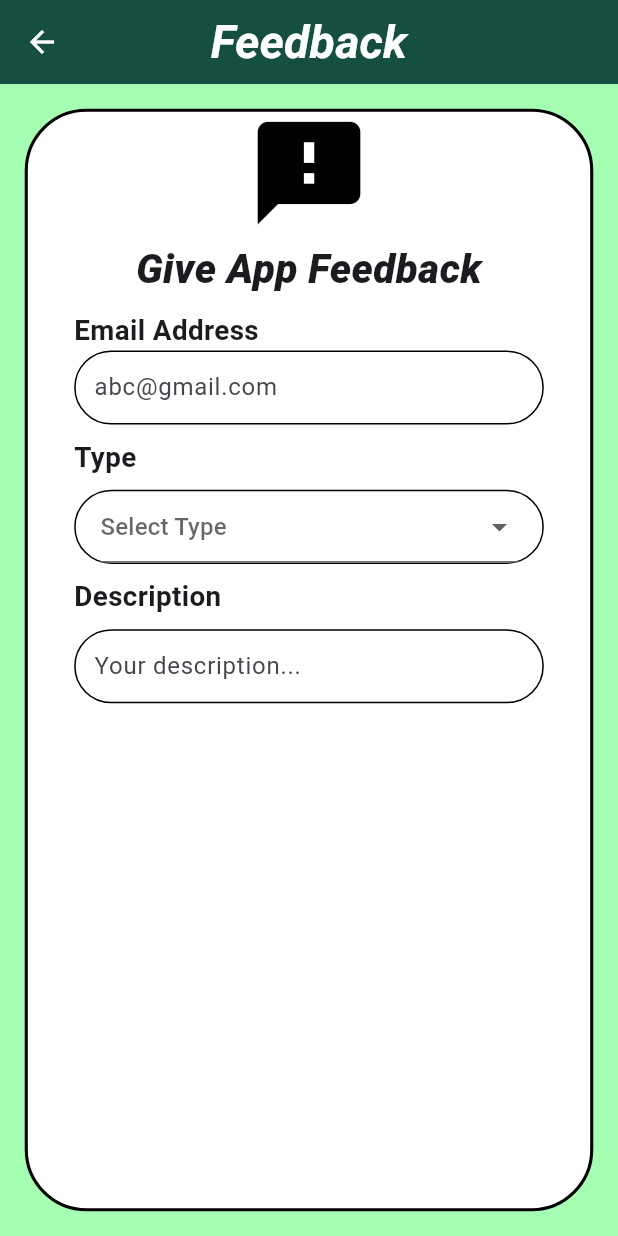
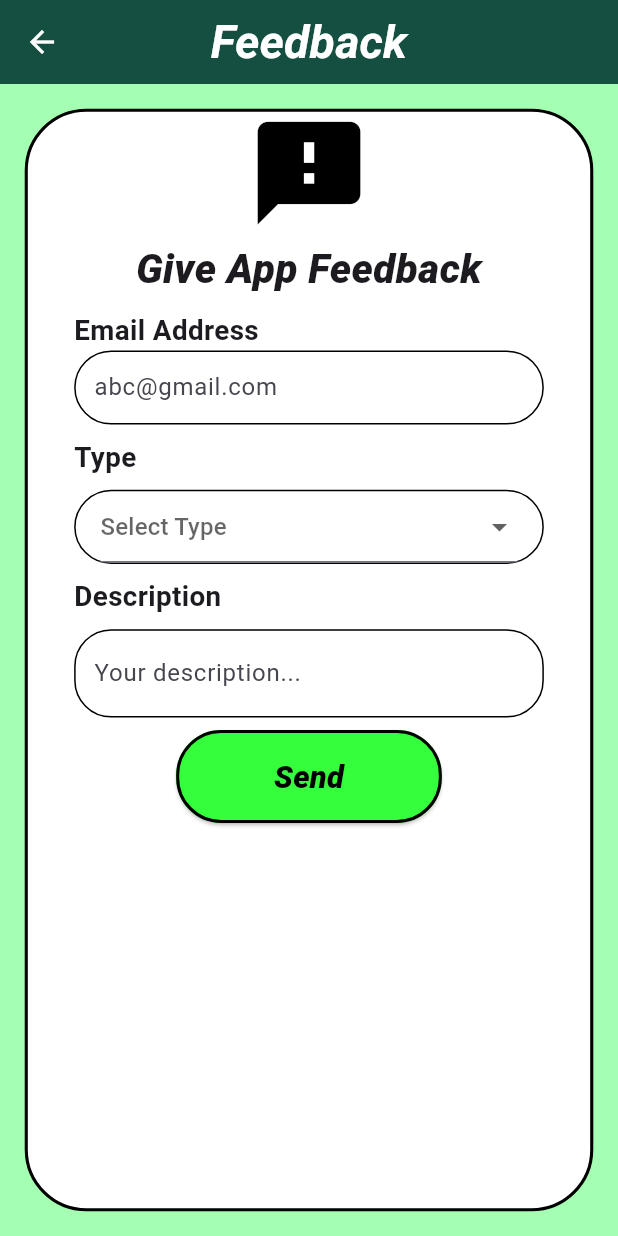
Before and after one commit to nguyenntce/SU24-SEP490-KoreanDictionary-Mobile_app, a Flutter app: the FeedbackScreen screen opened directly, on a phone screen of 412 x 824 dp. Run offline on Flutter 3.47's test engine with Material 3 defaults, Android fonts, the phone set to English and light mode, and no system bars; our stand-ins replace audioplayers, camera, country_picker, firebase_auth, firebase_core, firebase_database and 6 more; accounts and stored records are empty; generated files the repository leaves out were written again.

Commit message:
update screen feedback

```diff
--- a/lib/page_setting/feedback_screen.dart
+++ b/lib/page_setting/feedback_screen.dart
@@ -181,7 +181,6 @@ class _FeedbackScreenState extends State<FeedbackScreen> {
                                 Container(
                                   width: screenWidth * 0.8,
                                   // Set the width of the container
-                                  height: screenHeight * 0.06,
                                   decoration: BoxDecoration(
                                     color: Colors.white,
                                     border: Border.all(color: Colors.black),
@@ -189,18 +188,57 @@ class _FeedbackScreenState extends State<FeedbackScreen> {
                                         screenWidth * 0.06),
                                   ),
                                   child: TextField(
+                                    maxLines:
+                                        null, // Cho phép TextField tự mở rộng theo số dòng văn bản
+                                    keyboardType: TextInputType
+                                        .multiline, // Cho phép nhập nhiều dòng
                                     decoration: InputDecoration(
                                       hintText: 'Your description...',
                                       // Display hint text
                                       border: InputBorder.none,
                                       // Remove default border of TextField
                                       contentPadding: EdgeInsets.symmetric(
-                                          horizontal: screenWidth *
-                                              0.03), // Padding inside TextField
+                                        horizontal: screenWidth * 0.03,
+                                        vertical: screenHeight *
+                                            0.02, // Thêm padding theo chiều dọc
+                                      ), // Padding inside TextField
                                     ),
                                   ),
                                 ),
                                 SizedBox(height: screenWidth * 0.02),
+                                Center(
+                                  child: ElevatedButton(
+                                    onPressed: () {
+                                      // Code xử lý khi nhấn nút Save
+                                    },
+                                    style: ElevatedButton.styleFrom(
+                                      backgroundColor: Color(0xFF35FF3D),
+                                      // Đặt màu xanh lá cho nút
+                                      shape: RoundedRectangleBorder(
+                                        borderRadius:
+                                            BorderRadius.circular(30.0),
+                                      ),
+                                      side: const BorderSide(
+                                          width: 2,
+                                          color: Colors.black
+                                              ), // Thêm viền trắng cho nút
+                                    ),
+                                    child: Padding(
+                                      padding: EdgeInsets.symmetric(
+                                        horizontal: screenWidth * 0.1,
+                                        vertical: screenHeight * 0.02,
+                                      ),
+                                      child: Text(
+                                        'Send',
+                                        style: TextStyle(
+                                            fontSize: titleFontSize,
+                                            color: Colors.black,
+                                            fontStyle: FontStyle.italic,
+                                            fontWeight: FontWeight.w900),
+                                      ),
+                                    ),
+                                  ),
+                                ),
                               ],
                             ),
                           ),
```
